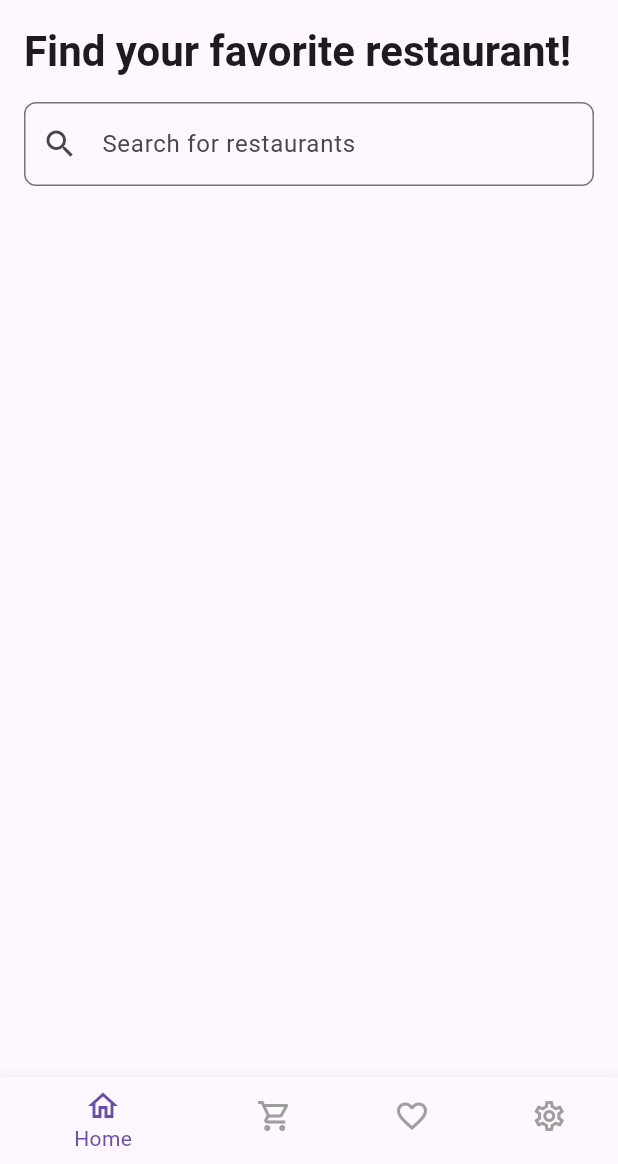
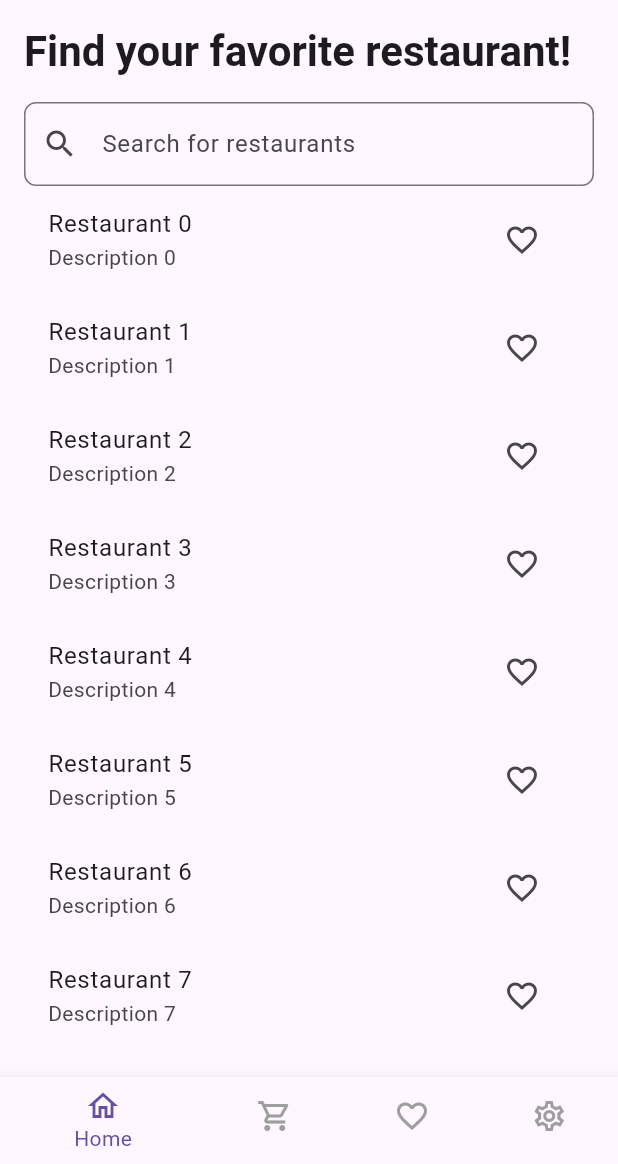
Before and after one commit to titoo-dev/foodiefinds, a Flutter app: the screen it shows after launch, on a phone screen of 412 x 824 dp, the part 72-1236 px from its top. Run offline on Flutter 3.47's test engine with Material 3 defaults, Android fonts, the phone set to English and light mode, and no system bars; our stand-ins replace get.

Commit message:
Refactor home view to add a list of restaurants with favorite button

```diff
--- a/lib/app/modules/home/views/home_view.dart
+++ b/lib/app/modules/home/views/home_view.dart
@@ -68,6 +68,24 @@ class HomeView extends GetView<HomeController> {
                 ),
               ),
             ),
+
+            Expanded(
+              child: ListView.builder(
+                itemCount: 10,
+                itemBuilder: (context, index) {
+                  return ListTileTheme(
+                    child: ListTile(
+                      title: Text('Restaurant $index'),
+                      subtitle: Text('Description $index'),
+                      trailing: IconButton(
+                        icon: const Icon(Icons.favorite_outline),
+                        onPressed: () {},
+                      ),
+                    ),
+                  );
+                },
+              ),
+            ),
           ],
         ),
       ),
```
